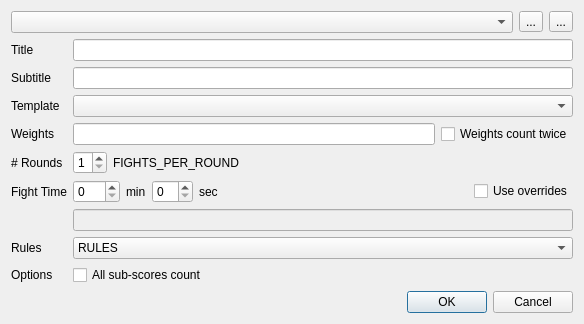
Old version of the form base/ModeManagerDlg.ui in the repository fmuecke/Ipponboard.
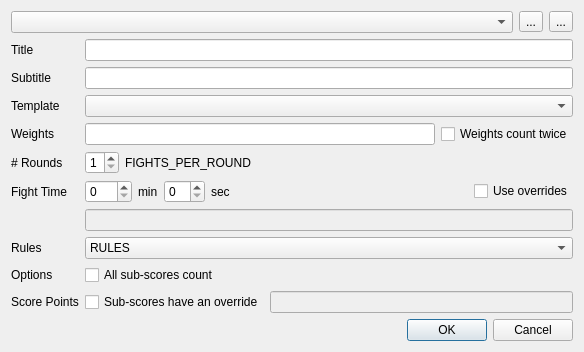
New version of the form. Icons and pictures are not drawn.

Commit message: checkbox and field created for ScorePointsOverride

What changed in the file:
```diff
--- a/base/ModeManagerDlg.ui
+++ b/base/ModeManagerDlg.ui
@@ -301,6 +301,45 @@
        </property>
       </widget>
      </item>
+     <item row="9" column="0">
+      <widget class="QLabel" name="label_12">
+       <property name="toolTip">
+        <string></string>
+       </property>
+       <property name="text">
+        <string>Score Points</string>
+       </property>
+      </widget>
+     </item>
+     <item row="9" column="1">
+      <layout class="QHBoxLayout" name="horizontalLayout_7">
+       <property name="topMargin">
+        <number>0</number>
+       </property>
+       <item>
+        <widget class="QCheckBox" name="checkBox_scorePointsOverrides">
+         <property name="toolTip">
+          <string>Sub-scores have an override</string>
+         </property>
+         <property name="text">
+          <string>Sub-scores have an override</string>
+         </property>
+        </widget>
+       </item>
+       <item>
+        <widget class="QLineEdit" name="lineEdit_scorePointsOverrides">
+         <property name="enabled">
+          <bool>false</bool>
+         </property>
+         <property name="toolTip">
+          <string>The overrides should be something like this:
+"I:100;W:10;Y:1;Ha:1;S:1;Hi:0;L:0"
+(&lt;identifier&gt;:&lt;points&gt;;&lt;identifier&gt;...)</string>
+         </property>
+        </widget>
+       </item>
+      </layout>
+     </item>
     </layout>
    </item>
    <item>
```
Left out of the diff: 1 changed line with no effect on the pictures. The commit also changes 6 other files.
